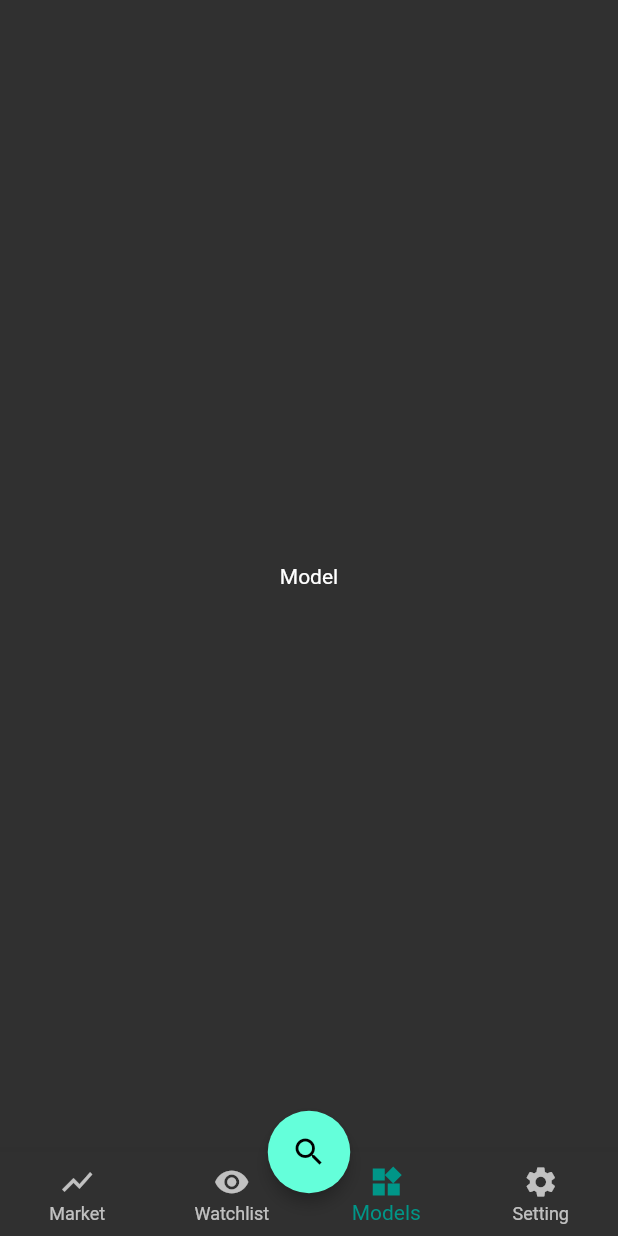
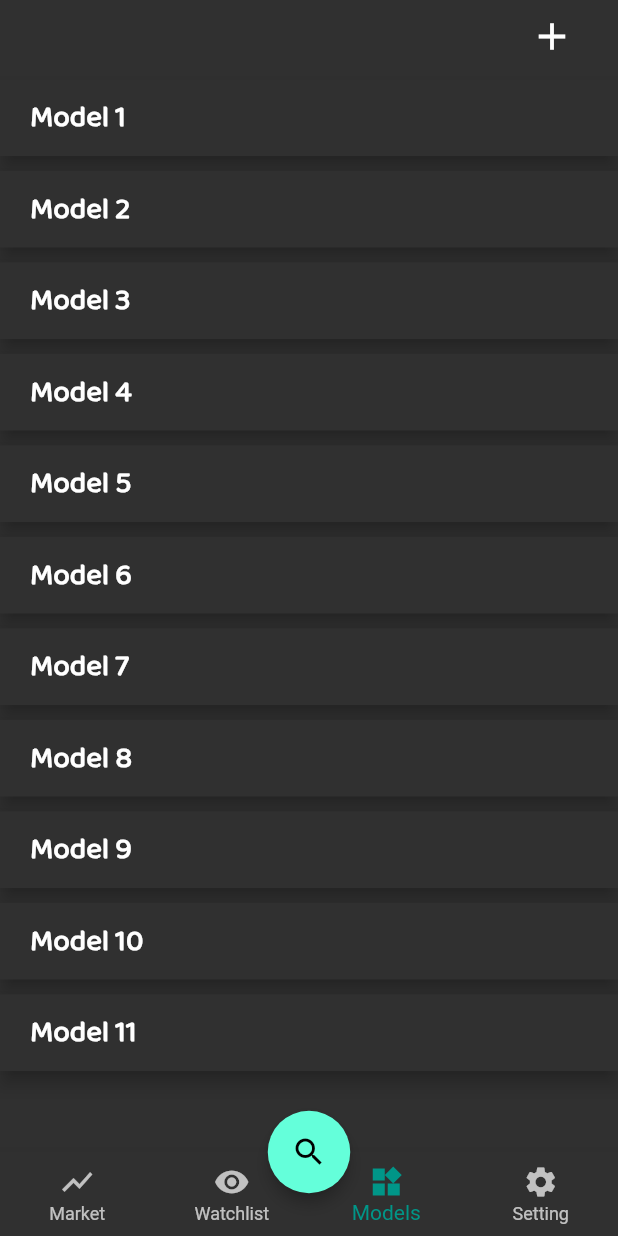
Before and after one commit to tzcliff/Stock-Ticker, a Flutter app: the HomeScreen screen opened by its route, item 3 of the bottom bar chosen, on a phone screen of 412 x 824 dp. Run offline on Flutter 3.47's test engine with Material 2 defaults, Android fonts, the phone set to English and light mode, and no system bars; our stand-ins replace animated_text_kit, firebase_auth, modal_progress_hud; accounts and stored records are empty.

Commit message:
basic pages created: Model page, Market, Watchlist, stock detail page

```diff
--- /dev/null
+++ b/flutter_module/lib/components/model_item.dart
@@ -0,0 +1,33 @@
+import 'package:flutter/material.dart';
+
+import 'package:fluttermodule/constants.dart';
+
+class ModelItem extends StatelessWidget {
+  final String name;
+
+  const ModelItem({
+    @required this.name,
+  });
+
+  @override
+  Widget build(BuildContext context) {
+    return Padding(
+      padding: const EdgeInsets.symmetric(vertical: 5),
+      child: Material(
+        elevation: 5,
+        child: Padding(
+          child: Row(
+            mainAxisAlignment: MainAxisAlignment.spaceBetween,
+            children: <Widget>[
+              Text(
+                '$name',
+                style: kPriceTextStyle,
+              ),
+            ],
+          ),
+          padding: EdgeInsets.symmetric(horizontal: 20, vertical: 10),
+        ),
+      ),
+    );
+  }
+}
--- a/flutter_module/lib/main.dart
+++ b/flutter_module/lib/main.dart
@@ -10,9 +10,9 @@ import 'package:fluttermodule/screens/welcome_screen.dart';
 
 void main() {
   runApp(MaterialApp(
-    home: WelcomeScreen(),
+    home: HomeScreen(),
     theme: ThemeData.dark(),
-    initialRoute: WelcomeScreen.id,
+    initialRoute: HomeScreen.id,
     routes: {
       LoginScreen.id: (context) => LoginScreen(),
       MarketScreen.id: (context) => MarketScreen(),
--- /dev/null
+++ b/flutter_module/lib/models/watchlist.dart
@@ -0,0 +1 @@
+class Watchlist {}
--- a/flutter_module/lib/screens/home_screen.dart
+++ b/flutter_module/lib/screens/home_screen.dart
@@ -79,7 +79,7 @@ class _HomeScreenState extends State<HomeScreen> {
         onTap: onBottomItemTapped,
         fixedColor: Colors.teal,
       ),
-      body: _pages[selectedIndex],
+      body: SafeArea(child: _pages[selectedIndex]),
     );
   }
 
--- a/flutter_module/lib/screens/model_screen.dart
+++ b/flutter_module/lib/screens/model_screen.dart
@@ -1,4 +1,5 @@
 import 'package:flutter/material.dart';
+import 'package:fluttermodule/components/model_item.dart';
 
 class ModelScreen extends StatefulWidget {
   static String id = 'model_screen';
@@ -9,7 +10,40 @@ class ModelScreen extends StatefulWidget {
 class _ModelScreenState extends State<ModelScreen> {
   @override
   Widget build(BuildContext context) {
-    return Center(child: Text('Model'));
-    ;
+    return Column(
+      children: <Widget>[
+        Container(
+          child: Row(
+            mainAxisAlignment: MainAxisAlignment.end,
+            children: <Widget>[
+              FlatButton(
+                onPressed: () {},
+                child: Icon(
+                  Icons.add,
+                  size: 30,
+                ),
+              ),
+            ],
+          ),
+        ),
+        Expanded(
+          child: ListView(
+            children: <Widget>[
+              ModelItem(name: 'Model 1'),
+              ModelItem(name: 'Model 2'),
+              ModelItem(name: 'Model 3'),
+              ModelItem(name: 'Model 4'),
+              ModelItem(name: 'Model 5'),
+              ModelItem(name: 'Model 6'),
+              ModelItem(name: 'Model 7'),
+              ModelItem(name: 'Model 8'),
+              ModelItem(name: 'Model 9'),
+              ModelItem(name: 'Model 10'),
+              ModelItem(name: 'Model 11'),
+            ],
+          ),
+        ),
+      ],
+    );
   }
 }
--- a/flutter_module/pubspec.yaml
+++ b/flutter_module/pubspec.yaml
@@ -55,9 +55,11 @@ flutter:
   uses-material-design: true
 
   # To add assets to your application, add an assets section, like this:
-  # assets:
-  #  - images/a_dot_burr.jpeg
+  assets:
+   - images/
   #  - images/a_dot_ham.jpeg
+
+
 
   # An image asset can refer to one or more resolution-specific "variants", see
   # https://flutter.dev/assets-and-images/#resolution-aware.
```
Also changed, not shown: flutter_module/lib/components/index_item.dart (added, +39 -0 lines), flutter_module/lib/components/price_panel.dart (+0 -9 lines), flutter_module/lib/components/watchlist_item.dart (added, +54 -0 lines), flutter_module/lib/screens/martket_screen.dart (+27 -1 lines), flutter_module/lib/screens/stock_info_screen.dart (+47 -2 lines), flutter_module/lib/screens/watchlist_screen.dart (+19 -1 lines), flutter_module/images/stock_graph.jpg (added).
